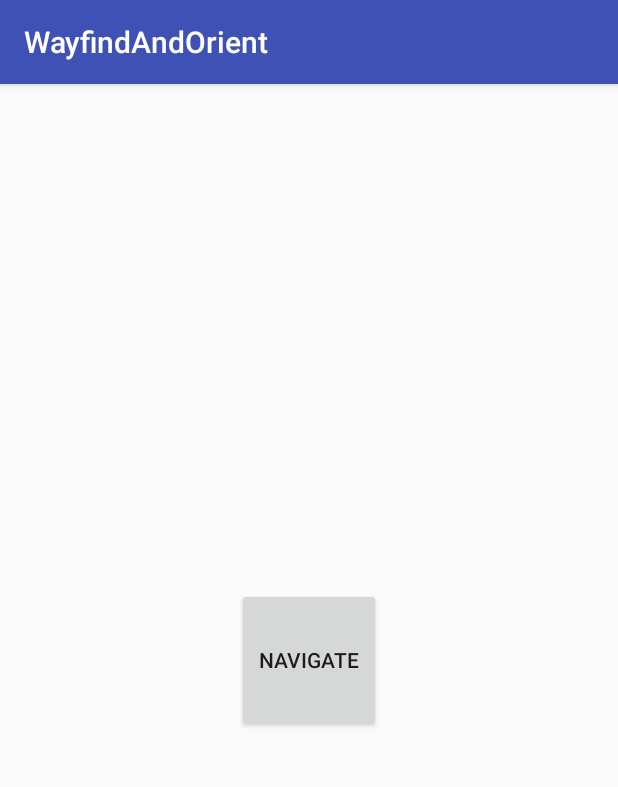
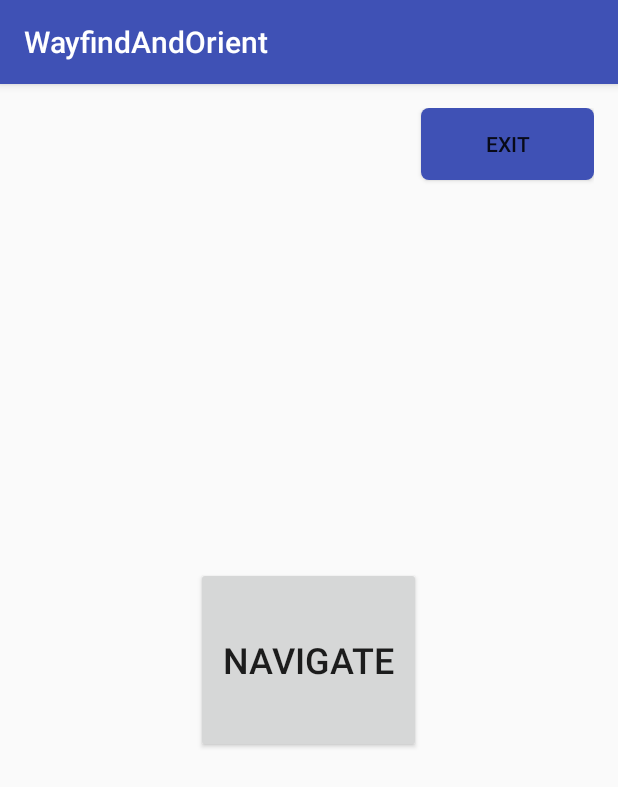
Before and after one commit to Ahassan204/WayfindAndOrient, an Android app: the screen it shows after launch (MainActivity), on a phone screen of 412 x 824 dp. Shown: the top 787 px of the screen. Run offline under Robolectric (Android 15) with nearby library versions, the phone set to English and light mode, and no system bars.

Commit message:
Increased the size of the Navigate Button and added an Exit button

```diff
--- a/app/src/main/AndroidManifest.xml
+++ b/app/src/main/AndroidManifest.xml
@@ -13,8 +13,9 @@
         android:supportsRtl="true"
         android:theme="@style/AppTheme"
         android:screenOrientation="portrait">
-        <activity android:name=".MainActivity">
-            android:screenOrientation="portrait"
+        <activity android:name=".MainActivity"
+            android:screenOrientation="portrait">
+
             <intent-filter>
                 <action android:name="android.intent.action.MAIN" />
 
--- /dev/null
+++ b/app/src/main/res/drawable/exit_button.xml
@@ -0,0 +1,8 @@
+<?xml version="1.0" encoding="utf-8"?>
+<selector xmlns:android="http://schemas.android.com/apk/res/android">
+    <item android:drawable="@drawable/exit_button_normal"
+        android:textColor="@color/white"
+        android:state_pressed="true" />
+    <item android:drawable="@drawable/exit_button_pressed"
+        android:textColor="@color/colorPrimary"/>
+</selector>
--- /dev/null
+++ b/app/src/main/res/drawable/exit_button_normal.xml
@@ -0,0 +1,9 @@
+<?xml version="1.0" encoding="utf-8"?>
+<shape xmlns:android="http://schemas.android.com/apk/res/android" android:shape="rectangle" android:padding="90dp">
+    <solid android:color="@color/white"/>
+    <padding />
+    <corners android:bottomRightRadius="5dp"
+        android:bottomLeftRadius="5dp"
+        android:topLeftRadius="5dp"
+        android:topRightRadius="5dp"/>
+</shape>
--- /dev/null
+++ b/app/src/main/res/drawable/exit_button_pressed.xml
@@ -0,0 +1,9 @@
+<?xml version="1.0" encoding="utf-8"?>
+<shape xmlns:android="http://schemas.android.com/apk/res/android" android:shape="rectangle" android:padding="90dp">
+    <solid android:color="@color/colorPrimary"/>
+    <padding />
+    <corners android:bottomRightRadius="5dp"
+        android:bottomLeftRadius="5dp"
+        android:topLeftRadius="5dp"
+        android:topRightRadius="5dp"/>
+</shape>
--- a/app/src/main/res/layout/activity_main.xml
+++ b/app/src/main/res/layout/activity_main.xml
@@ -10,11 +10,23 @@
     tools:context="com.example.hamsajama.wayfindandorient.MainActivity">
 
     <Button
-        android:layout_width="96dp"
-        android:layout_height="96dp"
+        android:layout_width="150dp"
+        android:layout_height="124dp"
         android:text="@string/navigate"
         android:id="@+id/button"
         android:onClick="startNav"
+        android:textSize="24dp"
         android:layout_centerVertical="true"
         android:layout_centerHorizontal="true" />
+
+    <Button
+        android:layout_width="wrap_content"
+        android:layout_height="wrap_content"
+        android:background="@drawable/exit_button"
+        android:text="Exit"
+        android:id="@+id/button2"
+        android:layout_alignParentTop="true"
+        android:layout_toRightOf="@+id/button"
+        android:layout_alignParentRight="true"
+        android:layout_alignParentEnd="true" />
 </RelativeLayout>
--- a/app/src/main/res/values/colors.xml
+++ b/app/src/main/res/values/colors.xml
@@ -3,4 +3,6 @@
     <color name="colorPrimary">#3F51B5</color>
     <color name="colorPrimaryDark">#303F9F</color>
     <color name="colorAccent">#FF4081</color>
+    <color name="white">#FFF</color>
+    <color name="red">#FF4081</color>
 </resources>
```
